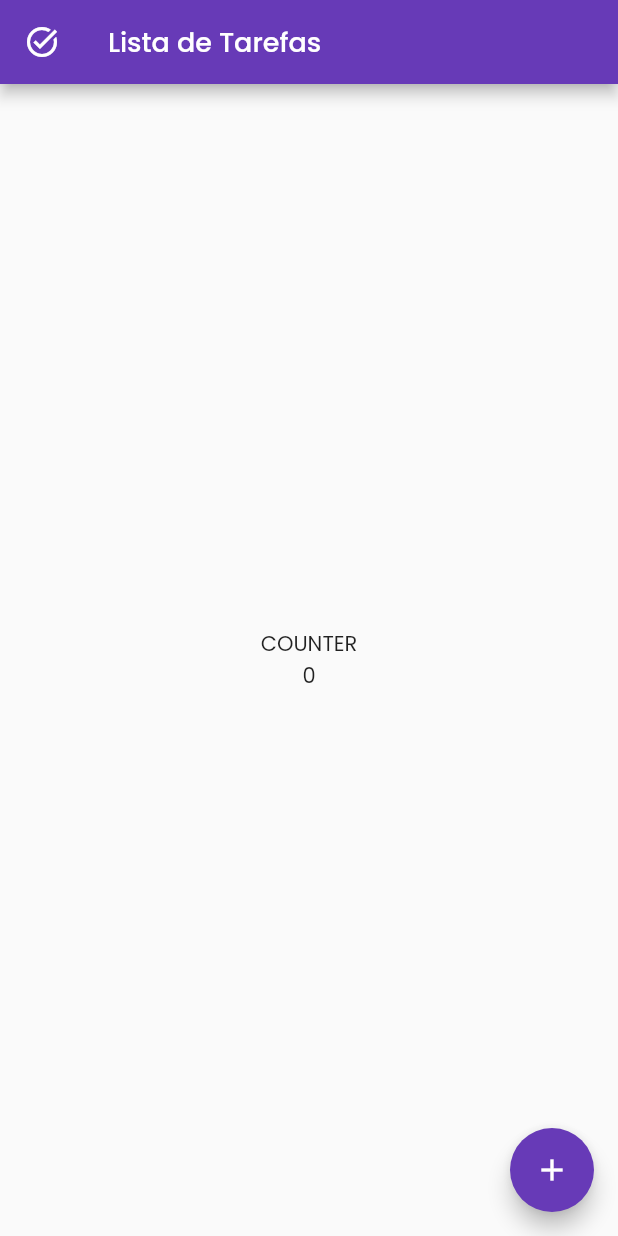
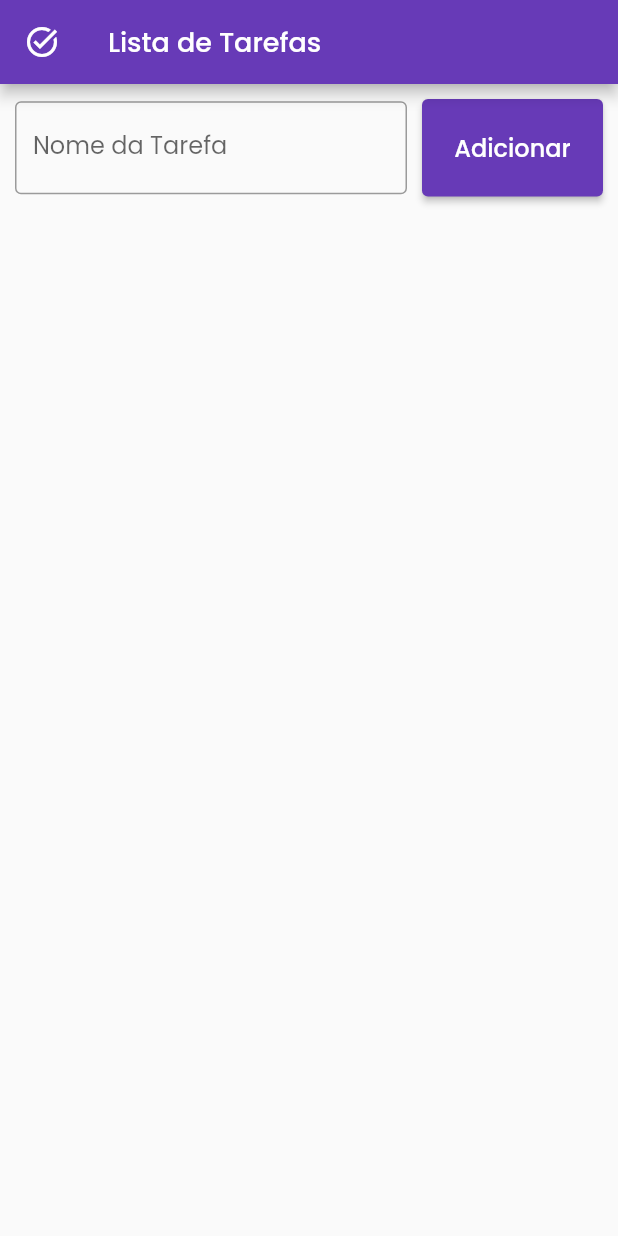
Before and after one commit to allanthomasof/flutter-todo-list, a Flutter app: the screen it shows after launch, on a phone screen of 412 x 824 dp. Run offline on Flutter 3.47's test engine with Material 2 defaults, Android fonts, the phone set to English and light mode, and no system bars; our stand-ins replace google_fonts.

```diff
--- a/lib/pages/home.dart
+++ b/lib/pages/home.dart
@@ -1,3 +1,5 @@
+import 'dart:ui';
+
 import 'package:flutter/material.dart';
 
 class HomePage extends StatefulWidget {
@@ -7,29 +9,105 @@ class HomePage extends StatefulWidget {
 }
 
 class _HomePageState extends State<HomePage> {
-  var count = 0;
+  final newTaskController = TextEditingController();
+  var list = [];
 
-  void increment() {
-    count++;
-    setState(() {});
-    print(count);
+  void showSnackBar() {
+    final snackBar = SnackBar(
+      content: const Text('Digite o nome da tarefa!'),
+      action: SnackBarAction(
+        label: 'OK',
+        onPressed: () {},
+      ),
+    );
+    ScaffoldMessenger.of(context).showSnackBar(snackBar);
+  }
+
+  void addTask() {
+    if (newTaskController.text.isNotEmpty) {
+      list.add(newTaskController.text);
+      newTaskController.text = "";
+      setState(() {});
+    } else {
+      showSnackBar();
+    }
   }
 
   @override
   Widget build(BuildContext context) {
     return Scaffold(
-      body: Center(
-        child: Text(
-          "COUNTER\n$count",
-          textAlign: TextAlign.center,
-        ),
-      ),
-      floatingActionButton: FloatingActionButton(
-        child: Icon(Icons.add),
-        onPressed: () {
-          increment();
-        },
+      body: Column(
+        children: <Widget>[
+          Padding(
+            padding: EdgeInsets.all(10),
+            child: Row(
+              children: [
+                Expanded(
+                  flex: 6,
+                  child: TextField(
+                    controller: newTaskController,
+                    decoration: InputDecoration(
+                      label: Text("Nome da Tarefa"),
+                      border: OutlineInputBorder(),
+                    ),
+                  ),
+                ),
+                Expanded(
+                  flex: 3,
+                  child: Container(
+                    margin: const EdgeInsets.only(left: 10),
+                    child: ElevatedButton(
+                      style: ElevatedButton.styleFrom(
+                        minimumSize: Size(20, 65),
+                      ),
+                      onPressed: () {
+                        addTask();
+                      },
+                      child: Text(
+                        'Adicionar',
+                        style: TextStyle(fontSize: 16),
+                      ),
+                    ),
+                  ),
+                ),
+              ],
+            ),
+          ),
+          Padding(
+            padding: EdgeInsets.all(10),
+            child: Align(
+              alignment: Alignment.topLeft,
+              child: Column(
+                children: [for (var item in list) ListItem(item)],
+              ),
+            ),
+          ),
+        ],
       ),
     );
   }
 }
+
+Widget ListItem(String title) {
+  return Align(
+    alignment: Alignment.centerLeft,
+    child: Column(
+      children: [
+        Container(
+          width: 1000,
+          margin: EdgeInsets.only(bottom: 5),
+          decoration: BoxDecoration(
+            border: Border(
+              bottom: BorderSide(width: 1, color: Colors.deepPurple),
+            ),
+          ),
+          child: Text(
+            title,
+            style: TextStyle(fontSize: 16),
+            textAlign: TextAlign.left,
+          ),
+        )
+      ],
+    ),
+  );
+}
```
